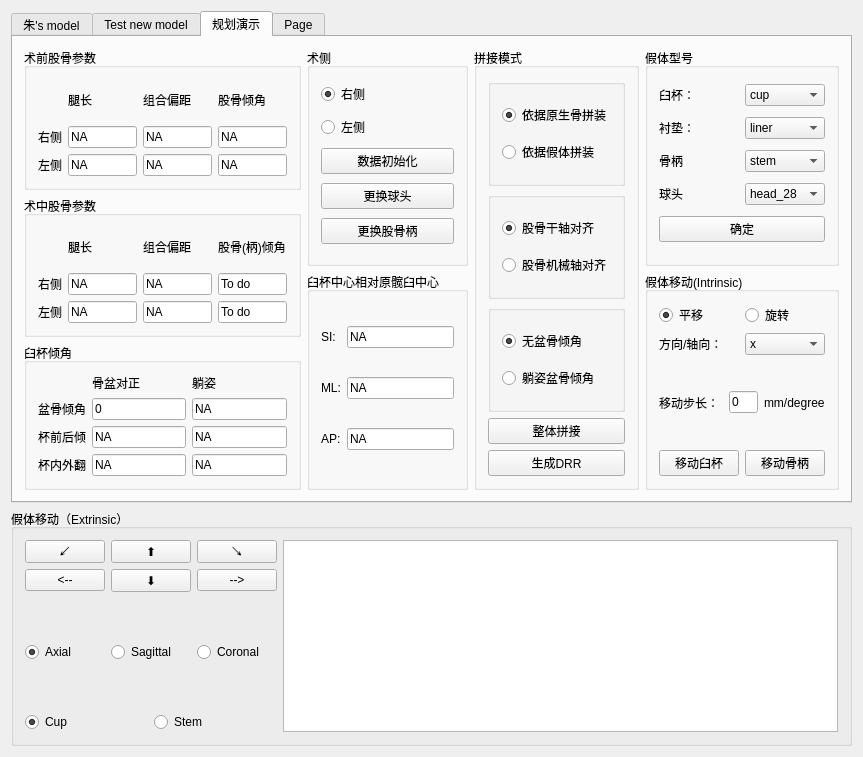
Above: Plugins/org.mitk.lancet.hipplanning/src/internal/THAPlanningControls.ui from zhaomengxiao/LancetMITK-Adition before the change. Below: the same form after it.
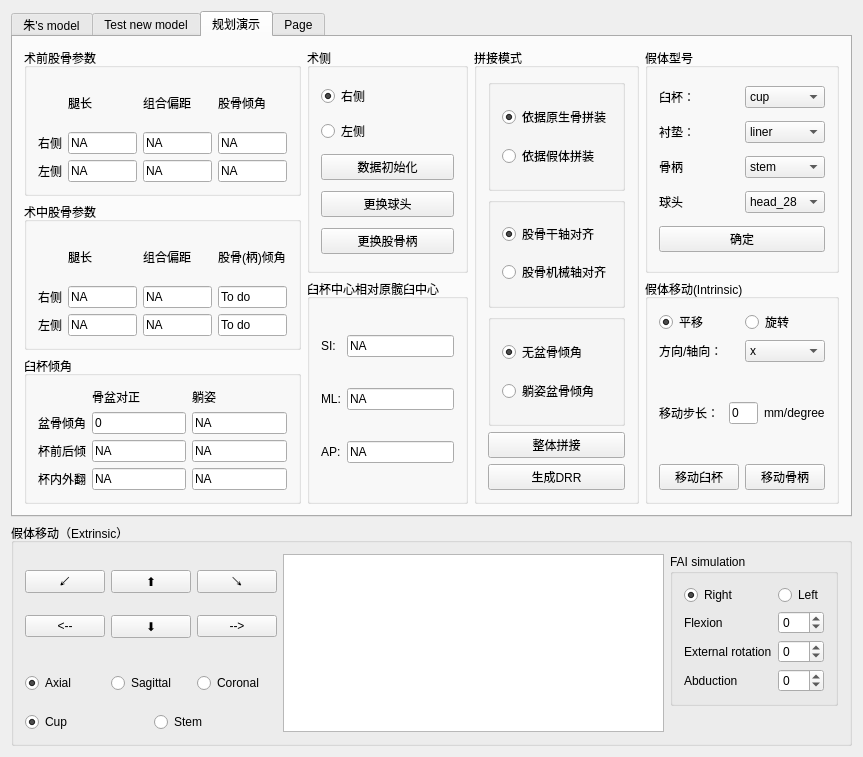
That is the form after the change.

Diff of the .ui file:
```diff
--- a/Plugins/org.mitk.lancet.hipplanning/src/internal/THAPlanningControls.ui
+++ b/Plugins/org.mitk.lancet.hipplanning/src/internal/THAPlanningControls.ui
@@ -1574,10 +1574,7 @@
      <property name="title">
       <string>假体移动（Extrinsic）</string>
      </property>
-     <layout class="QGridLayout" name="gridLayout_18">
-      <item row="0" column="1" rowspan="4">
-       <widget class="QTextBrowser" name="textBrowser"/>
-      </item>
+     <layout class="QGridLayout" name="gridLayout_27">
       <item row="0" column="0">
        <layout class="QGridLayout" name="gridLayout">
         <item row="0" column="0">
@@ -1624,34 +1621,78 @@
         </item>
        </layout>
       </item>
-      <item row="3" column="0">
-       <layout class="QHBoxLayout" name="horizontalLayout_21">
-        <item>
-         <widget class="QRadioButton" name="radioButton_Cup">
+      <item row="0" column="1" rowspan="3">
+       <widget class="QTextBrowser" name="textBrowser"/>
+      </item>
+      <item row="0" column="2" rowspan="2">
+       <widget class="QGroupBox" name="groupBox_23">
+        <property name="title">
+         <string>FAI simulation</string>
+        </property>
+        <layout class="QGridLayout" name="gridLayout_18">
+         <item row="1" column="1">
+          <widget class="QSpinBox" name="spinBox_femurFlex">
+           <property name="minimum">
+            <number>-99</number>
+           </property>
+          </widget>
+         </item>
+         <item row="5" column="1">
+          <widget class="QSpinBox" name="spinBox_femurAbduct">
+           <property name="minimum">
+            <number>-99</number>
+           </property>
+          </widget>
+         </item>
+         <item row="0" column="1">
+          <widget class="QRadioButton" name="radioButton_FAIside_L">
           <property name="text">
-           <string>Cup</string>
+            <string>Left</string>
+           </property>
+          </widget>
+         </item>
+         <item row="0" column="0">
+          <widget class="QRadioButton" name="radioButton_FAIside_R">
+           <property name="text">
+            <string>Right</string>
           </property>
           <property name="checked">
            <bool>true</bool>
           </property>
-          <property name="autoExclusive">
-           <bool>false</bool>
+          </widget>
+         </item>
+         <item row="5" column="0">
+          <widget class="QLabel" name="label_femurAbductStatus">
+           <property name="text">
+            <string>Abduction</string>
           </property>
          </widget>
         </item>
-        <item>
-         <widget class="QRadioButton" name="radioButton_Stem">
+         <item row="1" column="0">
+          <widget class="QLabel" name="label_femurFlexionStatus">
           <property name="text">
-           <string>Stem</string>
-          </property>
-          <property name="autoExclusive">
-           <bool>false</bool>
+            <string>Flexion</string>
+           </property>
+          </widget>
+         </item>
+         <item row="2" column="0">
+          <widget class="QLabel" name="label_femurExRotStatus">
+           <property name="text">
+            <string>External rotation</string>
+           </property>
+          </widget>
+         </item>
+         <item row="2" column="1">
+          <widget class="QSpinBox" name="spinBox_femurExRot">
+           <property name="minimum">
+            <number>-99</number>
           </property>
          </widget>
         </item>
        </layout>
+       </widget>
       </item>
-      <item row="1" column="0" rowspan="2">
+      <item row="1" column="0">
        <layout class="QHBoxLayout" name="horizontalLayout_4">
         <item>
          <widget class="QRadioButton" name="radioButton_axial">
@@ -1679,6 +1720,33 @@
         </item>
        </layout>
       </item>
+      <item row="2" column="0">
+       <layout class="QHBoxLayout" name="horizontalLayout_21">
+        <item>
+         <widget class="QRadioButton" name="radioButton_Cup">
+          <property name="text">
+           <string>Cup</string>
+          </property>
+          <property name="checked">
+           <bool>true</bool>
+          </property>
+          <property name="autoExclusive">
+           <bool>false</bool>
+          </property>
+         </widget>
+        </item>
+        <item>
+         <widget class="QRadioButton" name="radioButton_Stem">
+          <property name="text">
+           <string>Stem</string>
+          </property>
+          <property name="autoExclusive">
+           <bool>false</bool>
+          </property>
+         </widget>
+        </item>
+       </layout>
+      </item>
      </layout>
     </widget>
    </item>
```
Lines whose indentation alone changed are shown as unchanged.
